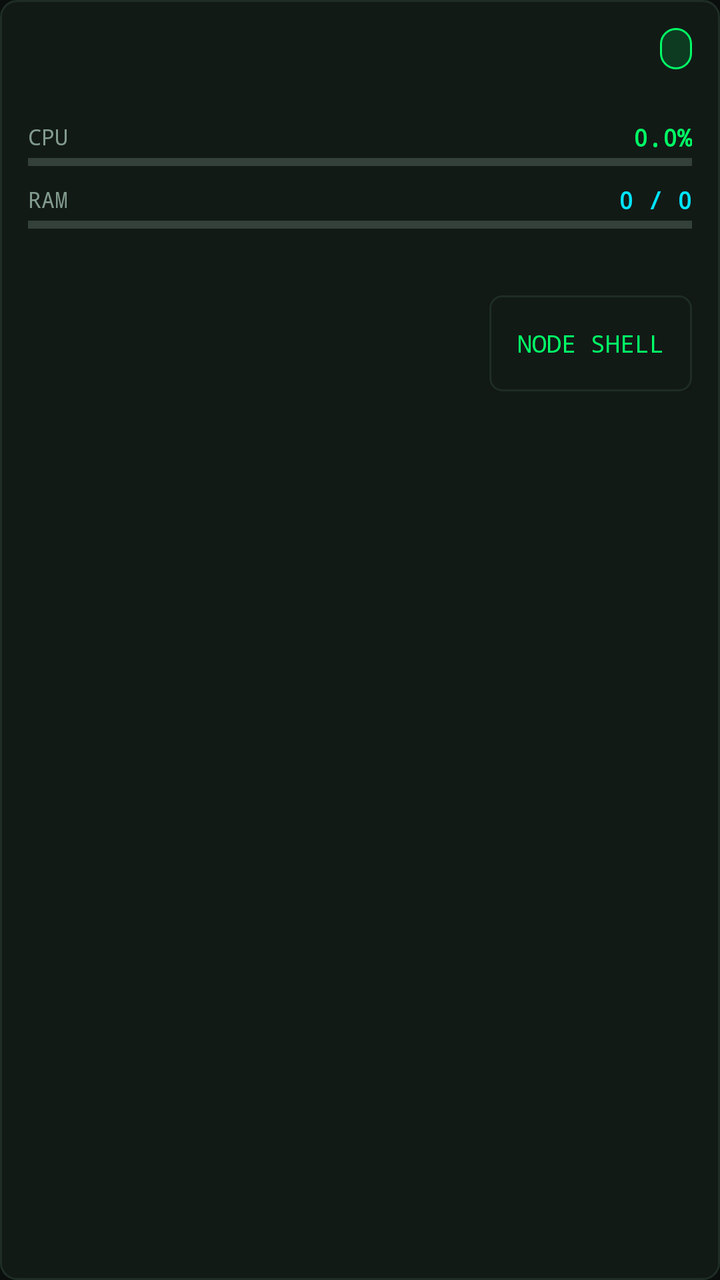
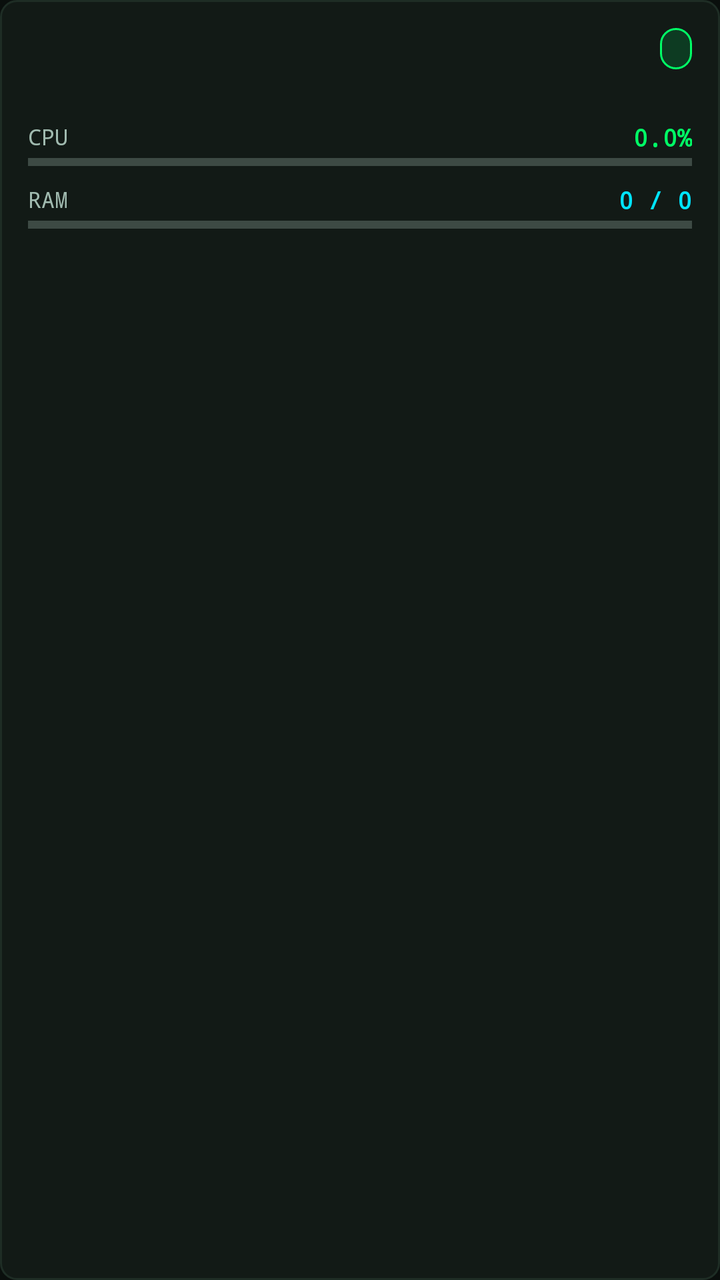

Compare the two renders of this Android layout. The source of the first and the diff that turns it into the second are given below.
<!-- AndroidManifest.xml: application theme AppTheme -->
<!-- res/layout/item_node.xml -->
<?xml version="1.0" encoding="utf-8"?>
<LinearLayout xmlns:android="http://schemas.android.com/apk/res/android"
    android:layout_width="match_parent"
    android:layout_height="wrap_content"
    android:orientation="vertical"
    android:background="@drawable/bg_card_matrix"
    android:padding="14dp"
    android:layout_marginBottom="8dp">

    
    <LinearLayout
        android:layout_width="match_parent"
        android:layout_height="wrap_content"
        android:orientation="horizontal"
        android:gravity="center_vertical">

        <TextView
            android:id="@+id/tv_node_name"
            android:layout_width="0dp"
            android:layout_height="wrap_content"
            android:layout_weight="1"
            android:textSize="15sp"
            android:textStyle="bold"
            android:fontFamily="monospace"
            android:textColor="@color/matrix_text_primary" />

        <TextView
            android:id="@+id/tv_node_status"
            android:layout_width="wrap_content"
            android:layout_height="wrap_content"
            android:background="@drawable/bg_chip_running"
            android:textColor="@color/matrix_phosphor"
            android:paddingStart="8dp"
            android:paddingEnd="8dp"
            android:paddingTop="3dp"
            android:paddingBottom="3dp"
            android:textSize="11sp"
            android:textStyle="bold"
            android:fontFamily="monospace" />
    </LinearLayout>

    
    <TextView
        android:id="@+id/tv_node_meta"
        android:layout_width="match_parent"
        android:layout_height="wrap_content"
        android:textSize="11sp"
        android:fontFamily="monospace"
        android:textColor="@color/matrix_text_muted"
        android:layout_marginTop="3dp"
        android:layout_marginBottom="8dp" />

    
    <TextView
        android:id="@+id/tv_offline_msg"
        android:layout_width="match_parent"
        android:layout_height="wrap_content"
        android:background="@color/matrix_amber_dim"
        android:textColor="@color/matrix_amber"
        android:padding="8dp"
        android:textSize="12sp"
        android:text="@string/node_offline_msg"
        android:visibility="gone"
        android:layout_marginBottom="8dp" />

    
    <LinearLayout
        android:id="@+id/layout_metrics"
        android:layout_width="match_parent"
        android:layout_height="wrap_content"
        android:orientation="vertical">

        
        <LinearLayout
            android:layout_width="match_parent"
            android:layout_height="wrap_content"
            android:orientation="horizontal"
            android:gravity="center_vertical">
            <TextView
                android:id="@+id/tv_cpu_label"
                android:layout_width="0dp"
                android:layout_height="wrap_content"
                android:layout_weight="1"
                android:text="CPU"
                android:textSize="11sp"
                android:fontFamily="monospace"
                android:textColor="@color/matrix_text_secondary" />
            <TextView
                android:id="@+id/tv_cpu_val"
                android:layout_width="wrap_content"
                android:layout_height="wrap_content"
                android:text="0.0%"
                android:textSize="12sp"
                android:textStyle="bold"
                android:fontFamily="monospace"
                android:textColor="@color/matrix_phosphor" />
        </LinearLayout>

        <ProgressBar
            android:id="@+id/progress_cpu"
            style="?android:attr/progressBarStyleHorizontal"
            android:layout_width="match_parent"
            android:layout_height="5dp"
            android:max="100"
            android:progress="0"
            android:progressTint="@color/matrix_phosphor"
            android:layout_marginTop="2dp"
            android:layout_marginBottom="8dp" />

        
        <LinearLayout
            android:layout_width="match_parent"
            android:layout_height="wrap_content"
            android:orientation="horizontal"
            android:gravity="center_vertical">
            <TextView
                android:id="@+id/tv_ram_label"
                android:layout_width="0dp"
                android:layout_height="wrap_content"
                android:layout_weight="1"
                android:text="RAM"
                android:textSize="11sp"
                android:fontFamily="monospace"
                android:textColor="@color/matrix_text_secondary" />
            <TextView
                android:id="@+id/tv_ram_val"
                android:layout_width="wrap_content"
                android:layout_height="wrap_content"
                android:text="0 / 0"
                android:textSize="12sp"
                android:textStyle="bold"
                android:fontFamily="monospace"
                android:textColor="@color/matrix_cyan" />
        </LinearLayout>

        <ProgressBar
            android:id="@+id/progress_ram"
            style="?android:attr/progressBarStyleHorizontal"
            android:layout_width="match_parent"
            android:layout_height="5dp"
            android:max="100"
            android:progress="0"
            android:progressTint="@color/matrix_cyan"
            android:layout_marginTop="2dp"
            android:layout_marginBottom="8dp" />

        
        <LinearLayout
            android:layout_width="match_parent"
            android:layout_height="wrap_content"
            android:orientation="horizontal">
            <TextView
                android:id="@+id/tv_node_disk"
                android:layout_width="0dp"
                android:layout_height="wrap_content"
                android:layout_weight="1"
                android:textSize="11sp"
                android:fontFamily="monospace"
                android:textColor="@color/matrix_text_secondary" />
            <TextView
                android:id="@+id/tv_node_net"
                android:layout_width="wrap_content"
                android:layout_height="wrap_content"
                android:textSize="11sp"
                android:fontFamily="monospace"
                android:textColor="@color/matrix_text_secondary" />
        </LinearLayout>

        
        <LinearLayout
            android:layout_width="match_parent"
            android:layout_height="wrap_content"
            android:orientation="horizontal"
            android:gravity="end"
            android:layout_marginTop="10dp">

            <Button
                android:id="@+id/btn_node_shell"
                android:layout_width="wrap_content"
                android:layout_height="@dimen/touch_target_min"
                android:text="@string/node_terminal"
                android:background="@drawable/bg_btn_outline"
                android:textColor="@color/matrix_phosphor"
                android:textSize="12sp"
                android:fontFamily="monospace"
                android:paddingStart="14dp"
                android:paddingEnd="14dp" />
        </LinearLayout>
    </LinearLayout>

</LinearLayout>
<!-- resources referenced by this layout -->
<resources>
  <color name="matrix_amber">#FFB300</color>
  <color name="matrix_amber_dim">#3E2F0B</color>
  <color name="matrix_cyan">#00E5FF</color>
  <color name="matrix_phosphor">#00FF66</color>
  <color name="matrix_text_muted">#475C51</color>
  <color name="matrix_text_primary">#E1EFE6</color>
  <color name="matrix_text_secondary">#829B8E</color>
  <dimen name="touch_target_min">48dp</dimen>
  <!-- drawable bg_btn_outline (drawable) -->
  <?xml version="1.0" encoding="utf-8"?>
  <shape xmlns:android="http://schemas.android.com/apk/res/android"
      android:shape="rectangle">
      <solid android:color="@color/matrix_surface" />
      <stroke
          android:width="1dp"
          android:color="@color/matrix_surface_border" />
      <corners android:radius="6dp" />
  </shape>
  <!-- drawable bg_card_matrix (drawable) -->
  <?xml version="1.0" encoding="utf-8"?>
  <shape xmlns:android="http://schemas.android.com/apk/res/android"
      android:shape="rectangle">
      <solid android:color="@color/matrix_surface" />
      <stroke
          android:width="1dp"
          android:color="@color/matrix_surface_border" />
      <corners android:radius="8dp" />
  </shape>
  <!-- drawable bg_chip_running (drawable) -->
  <?xml version="1.0" encoding="utf-8"?>
  <shape xmlns:android="http://schemas.android.com/apk/res/android"
      android:shape="rectangle">
      <solid android:color="@color/matrix_phosphor_dim" />
      <stroke
          android:width="1dp"
          android:color="@color/matrix_phosphor" />
      <corners android:radius="12dp" />
  </shape>
  <string name="node_offline_msg">Host is offline or unreachable</string>
  <string name="node_terminal">Node Shell</string>
  <style name="AppTheme" parent="android:Theme.Material.NoActionBar">
          <item name="android:colorPrimary">@color/matrix_phosphor</item>
          <item name="android:colorPrimaryDark">@color/matrix_obsidian</item>
          <item name="android:colorAccent">@color/matrix_cyan</item>
          <item name="android:windowBackground">@color/matrix_obsidian</item>
          <item name="android:statusBarColor">@color/matrix_obsidian</item>
          <item name="android:navigationBarColor">@color/matrix_obsidian</item>
          <item name="android:textColorPrimary">@color/matrix_text_primary</item>
          <item name="android:textColorSecondary">@color/matrix_text_secondary</item>
      </style>
  <color name="matrix_surface">#121A16</color>
  <color name="matrix_surface_border">#1E2D25</color>
  <color name="matrix_phosphor_dim">#0D3B22</color>
  <color name="matrix_obsidian">#0A0F0D</color>
</resources>

<!-- the commit's change to res/layout/item_node.xml (unified diff, before → after) -->
@@ -165,27 +165,45 @@
                 android:fontFamily="monospace"
                 android:textColor="@color/matrix_text_secondary" />
         </LinearLayout>
-
-        
-        <LinearLayout
-            android:layout_width="match_parent"
-            android:layout_height="wrap_content"
-            android:orientation="horizontal"
-            android:gravity="end"
-            android:layout_marginTop="10dp">
-
-            <Button
-                android:id="@+id/btn_node_shell"
-                android:layout_width="wrap_content"
-                android:layout_height="@dimen/touch_target_min"
-                android:text="@string/node_terminal"
-                android:background="@drawable/bg_btn_outline"
-                android:textColor="@color/matrix_phosphor"
-                android:textSize="12sp"
-                android:fontFamily="monospace"
-                android:paddingStart="14dp"
-                android:paddingEnd="14dp" />
-        </LinearLayout>
     </LinearLayout>
 
+    
+    <LinearLayout
+        android:id="@+id/layout_node_actions"
+        android:layout_width="match_parent"
+        android:layout_height="wrap_content"
+        android:orientation="horizontal"
+        android:gravity="end"
+        android:layout_marginTop="10dp">
+
+        <TextView
+            android:id="@+id/tv_node_pdm_badge"
+            android:layout_width="wrap_content"
+            android:layout_height="wrap_content"
+            android:text="@string/pdm_monitoring_badge"
+            android:textColor="@color/matrix_cyan"
+            android:background="@drawable/bg_chip_lxc"
+            android:textSize="10sp"
+            android:fontFamily="monospace"
+            android:textStyle="bold"
+            android:paddingStart="8dp"
+            android:paddingEnd="8dp"
+            android:paddingTop="4dp"
+            android:paddingBottom="4dp"
+            android:visibility="gone" />
+
+        <Button
+            android:id="@+id/btn_node_shell"
+            android:layout_width="wrap_content"
+            android:layout_height="@dimen/touch_target_min"
+            android:text="@string/node_terminal"
+            android:background="@drawable/bg_btn_outline"
+            android:textColor="@color/matrix_phosphor"
+            android:textSize="12sp"
+            android:fontFamily="monospace"
+            android:paddingStart="14dp"
+            android:paddingEnd="14dp"
+            android:visibility="gone" />
+    </LinearLayout>
+
 </LinearLayout>
<!-- resource entries referenced after the edit -->
@@ -4,9 +4,9 @@
   <color name="matrix_amber_dim">#3E2F0B</color>
   <color name="matrix_cyan">#00E5FF</color>
   <color name="matrix_phosphor">#00FF66</color>
-  <color name="matrix_text_muted">#475C51</color>
+  <color name="matrix_text_muted">#738E82</color>
   <color name="matrix_text_primary">#E1EFE6</color>
-  <color name="matrix_text_secondary">#829B8E</color>
+  <color name="matrix_text_secondary">#A0BAAF</color>
   <dimen name="touch_target_min">48dp</dimen>
   <!-- drawable bg_btn_outline (drawable) -->
   <?xml version="1.0" encoding="utf-8"?>
@@ -28,6 +28,16 @@
           android:color="@color/matrix_surface_border" />
       <corners android:radius="8dp" />
   </shape>
+  <!-- drawable bg_chip_lxc (drawable) -->
+  <?xml version="1.0" encoding="utf-8"?>
+  <shape xmlns:android="http://schemas.android.com/apk/res/android"
+      android:shape="rectangle">
+      <solid android:color="@color/matrix_cyan_dim" />
+      <stroke
+          android:width="1dp"
+          android:color="@color/matrix_cyan" />
+      <corners android:radius="4dp" />
+  </shape>
   <!-- drawable bg_chip_running (drawable) -->
   <?xml version="1.0" encoding="utf-8"?>
   <shape xmlns:android="http://schemas.android.com/apk/res/android"
@@ -40,6 +50,7 @@
   </shape>
   <string name="node_offline_msg">Host is offline or unreachable</string>
   <string name="node_terminal">Node Shell</string>
+  <string name="pdm_monitoring_badge">PDM MONITORING</string>
   <style name="AppTheme" parent="android:Theme.Material.NoActionBar">
           <item name="android:colorPrimary">@color/matrix_phosphor</item>
           <item name="android:colorPrimaryDark">@color/matrix_obsidian</item>
@@ -49,9 +60,11 @@
           <item name="android:navigationBarColor">@color/matrix_obsidian</item>
           <item name="android:textColorPrimary">@color/matrix_text_primary</item>
           <item name="android:textColorSecondary">@color/matrix_text_secondary</item>
+          <item name="android:textColorHint">@color/matrix_text_muted</item>
       </style>
   <color name="matrix_surface">#121A16</color>
   <color name="matrix_surface_border">#1E2D25</color>
+  <color name="matrix_cyan_dim">#0A3642</color>
   <color name="matrix_phosphor_dim">#0D3B22</color>
   <color name="matrix_obsidian">#0A0F0D</color>
 </resources>
